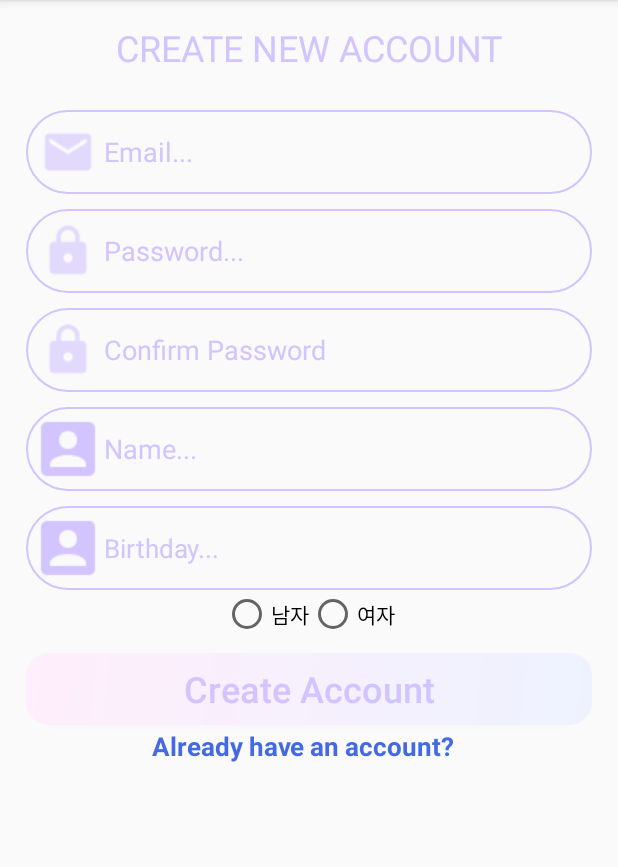
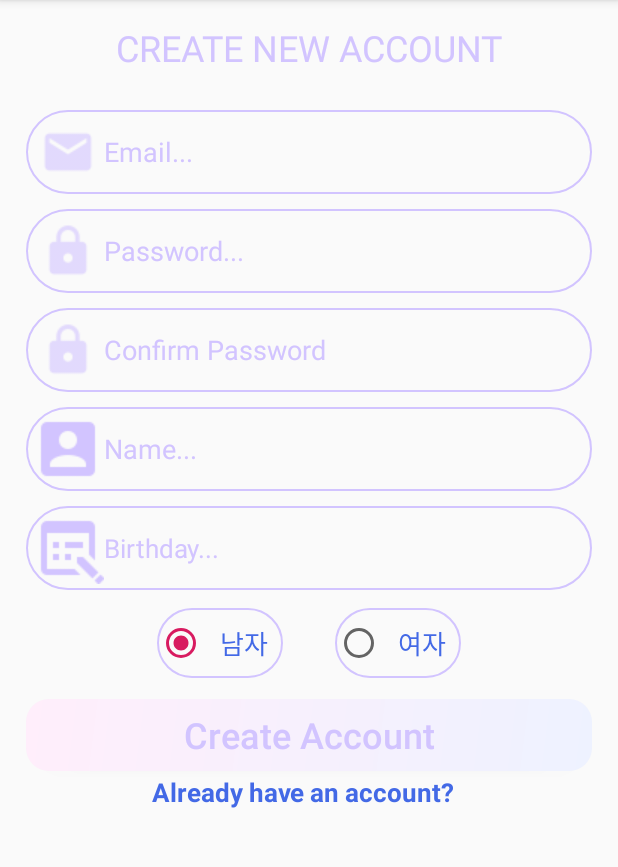
Before and after one commit to kimbeopseong/Puppy, an Android app: the SignActivity screen opened directly, with no data from a screen before it, after a tap on "Create Account", on a phone screen of 412 x 824 dp, the part 84-951 px from its top. Run offline under Robolectric (Android 15) with nearby library versions, the phone set to English and light mode, and no system bars; our stand-ins replace Firebase (no records; nobody signed in at launch, a user with empty details on screens opened directly); libraries missing offline, so code that uses them is left out: xyz.hasnat.sweettoast; 1 statement that could not run was skipped.

Commit message:
Signup(Sex, Birthday) & Add cat

```diff
--- a/app/src/main/java/com/example/puppy/SignActivity.java
+++ b/app/src/main/java/com/example/puppy/SignActivity.java
@@ -51,7 +51,7 @@ public class SignActivity extends AppCompatActivity {
     private EditText etUserEmail, etUserPassword,etUserPasswordConfirm, etUserName;
     private TextView tvBirthday;
     private TextView tvHavedAccount;
-
+    private RadioButton rbtnMale, rbtnFemale;
     private FirebaseAuth mAuth;
     private ProgressDialog progressDialog;
     private FirebaseUser currentUser;
@@ -72,6 +72,8 @@ public class SignActivity extends AppCompatActivity {
         etUserPasswordConfirm=(EditText)findViewById(R.id.signup_confirm);
         etUserName=(EditText)findViewById(R.id.signup_name);
         tvBirthday=(TextView)findViewById(R.id.signup_birthday);
+        rbtnMale=(RadioButton)findViewById(R.id.signup_male);
+        rbtnFemale=(RadioButton)findViewById(R.id.signup_female);
 
         tvHavedAccount = (TextView)findViewById(R.id.already_have_account);
         progressDialog = new ProgressDialog(SignActivity.this);
@@ -84,7 +86,13 @@ public class SignActivity extends AppCompatActivity {
                 String password = etUserPassword.getText().toString();
                 String confirmPassword=etUserPasswordConfirm.getText().toString();
                 String name=etUserName.getText().toString();
-                CreateNewAccount(email, password, confirmPassword, name);
+                String birthday=tvBirthday.getText().toString();
+                String sex = null;
+                if(rbtnMale.isChecked())
+                    sex="남자";
+                else if(rbtnFemale.isChecked())
+                    sex="여자";
+                CreateNewAccount(email, password, confirmPassword, name, birthday, sex);
             }
         });
 
@@ -104,8 +112,7 @@ public class SignActivity extends AppCompatActivity {
 
     }
 
-    private void CreateNewAccount(String email, String password, String confirmPassword, final String name) {
-
+    private void CreateNewAccount(String email, String password, String confirmPassword, final String name, final String birthday, final String sex) {
         if (TextUtils.isEmpty(email)) {
             SweetToast.error(SignActivity.this, "Your email is required.");
         } else if (!Patterns.EMAIL_ADDRESS.matcher(email).matches()) {
@@ -120,7 +127,10 @@ public class SignActivity extends AppCompatActivity {
             SweetToast.error(SignActivity.this, "Your password don't match with your confirm password");
         } else if (TextUtils.isEmpty(name)) {
             SweetToast.warning(SignActivity.this, "Please write your name");
-        } else {
+        } else if (TextUtils.isEmpty(birthday)){
+            SweetToast.warning(SignActivity.this, "Please write your birthday");
+        }
+        else {
 
             mAuth.createUserWithEmailAndPassword(email, password)
                     .addOnCompleteListener(new OnCompleteListener<AuthResult>() {
@@ -131,6 +141,8 @@ public class SignActivity extends AppCompatActivity {
                                 String currentUserID = mAuth.getCurrentUser().getUid();
 
                                 Userinfo.put("name", name);
+                                Userinfo.put("birthday", birthday);
+                                Userinfo.put("sex", sex);
                                 Userinfo.put("verified", "false");
 
                                 db.collection("Users").document(currentUserID).set(Userinfo, SetOptions.merge())
@@ -146,38 +158,30 @@ public class SignActivity extends AppCompatActivity {
                                                                     @Override
                                                                     public void onComplete(@NonNull Task<Void> task) {
                                                                         if (task.isSuccessful()) {
-
                                                                             registerSuccessPopUp();
-
                                                                             // LAUNCH activity after certain time period
                                                                             new Timer().schedule(new TimerTask() {
                                                                                 public void run() {
                                                                                     SignActivity.this.runOnUiThread(new Runnable() {
                                                                                         public void run() {
                                                                                             mAuth.signOut();
-
                                                                                             Intent mainIntent = new Intent(SignActivity.this, LoginActivity.class);
                                                                                             mainIntent.addFlags(Intent.FLAG_ACTIVITY_NEW_TASK | Intent.FLAG_ACTIVITY_CLEAR_TASK);
                                                                                             startActivity(mainIntent);
                                                                                             finish();
 
                                                                                             SweetToast.info(SignActivity.this, "Please check your email & verify.");
-
                                                                                         }
                                                                                     });
                                                                                 }
                                                                             }, 8000);
-
-
                                                                         } else {
                                                                             mAuth.signOut();
                                                                         }
                                                                     }
                                                                 });
                                                     }
-
                                                 }
-
                                             }
                                         });
 
@@ -212,6 +216,7 @@ public class SignActivity extends AppCompatActivity {
         builder.setView(view);
         builder.show();
     }
+    //생년월일 입력용 다이얼로그
     private void Dialog_DatePicker() {
         DatePickerDialog.OnDateSetListener mDateSetListener = new DatePickerDialog.OnDateSetListener() {
             public void onDateSet(DatePicker view, int year, int monthOfYear, int dayOfMonth) {
--- a/app/src/main/java/com/example/puppy/ui/list/ListFragment.java
+++ b/app/src/main/java/com/example/puppy/ui/list/listFragment.java
@@ -14,7 +14,7 @@ import android.view.ViewGroup;
 
 import com.example.puppy.R;
 
-public class ListFragment extends Fragment {
+public class listFragment extends Fragment {
 
     public View onCreateView(@NonNull LayoutInflater inflater,
                              ViewGroup container, Bundle savedInstanceState) {
--- a/app/src/main/res/layout/activity_sign.xml
+++ b/app/src/main/res/layout/activity_sign.xml
@@ -103,7 +103,7 @@
         android:textColorHint="@color/colorPrimary"
         android:textColor="@color/colorPrimaryDark"
         android:padding="4dp"
-        android:drawableStart="@drawable/edit_profile"
+        android:drawableStart="@drawable/edit_status"
         android:background="@drawable/inputs"
         android:layout_marginTop="10dp"
         android:layout_marginLeft="17dp"
@@ -113,23 +113,39 @@
 
     <RadioGroup
         android:id="@+id/signup_radio"
-        android:gravity="center_horizontal"
         android:layout_width="match_parent"
         android:layout_height="wrap_content"
+        android:layout_below="@+id/signup_birthday"
+        android:layout_marginLeft="17dp"
+        android:layout_marginTop="8dp"
+        android:layout_marginRight="17dp"
+        android:drawableTint="@color/colorPrimary"
+        android:gravity="center_horizontal"
         android:orientation="horizontal"
-        android:layout_below="@+id/signup_birthday">
+        android:padding="4sp">
 
         <RadioButton
             android:id="@+id/signup_male"
             android:layout_width="wrap_content"
             android:layout_height="match_parent"
-            android:text="남자"></RadioButton>
+            android:background="@drawable/inputs"
+            android:checked="true"
+            android:padding="10sp"
+            android:text="남자"
+            android:layout_marginRight="17dp"
+            android:textColor="@color/colorPrimaryDark"
+            android:textSize="17sp"></RadioButton>
 
         <RadioButton
             android:id="@+id/signup_female"
             android:layout_width="wrap_content"
             android:layout_height="match_parent"
-            android:text="여자"></RadioButton>
+            android:background="@drawable/inputs"
+            android:padding="10sp"
+            android:text="여자"
+            android:layout_marginLeft="17dp"
+            android:textColor="@color/colorPrimaryDark"
+            android:textSize="17sp"></RadioButton>
     </RadioGroup>
 
     <Button
--- a/app/src/main/res/values/strings.xml
+++ b/app/src/main/res/values/strings.xml
@@ -9,6 +9,9 @@
     <string name="birthday">Birthday...</string>
     <string name="password">Password...</string>
     <string name="message">Message...</string>
+    <string name="cname">Cat\'s name</string>
+    <string name="cage">Cat\'s age</string>
+    <string name="cspecies">Cat\'s species</string>
     <string name="remeber">로그인 정보 기억하기</string>
     <string name="login">Login</string>'<string name="already_have_account">Already have an account?</string>
     <string name="signup">Create Account</string>
```
Also changed, not shown: app/src/main/java/com/example/puppy/AddCatActivity.java (+41 -10 lines), app/src/main/java/com/example/puppy/ui/home/HomeFragment.java (+27 -10 lines), app/src/main/res/layout/activity_add_cat.xml (+77 -104 lines), app/src/main/res/layout/fragment_home.xml (+10 -17 lines), app/src/main/res/drawable/edit_pet.png (added).
